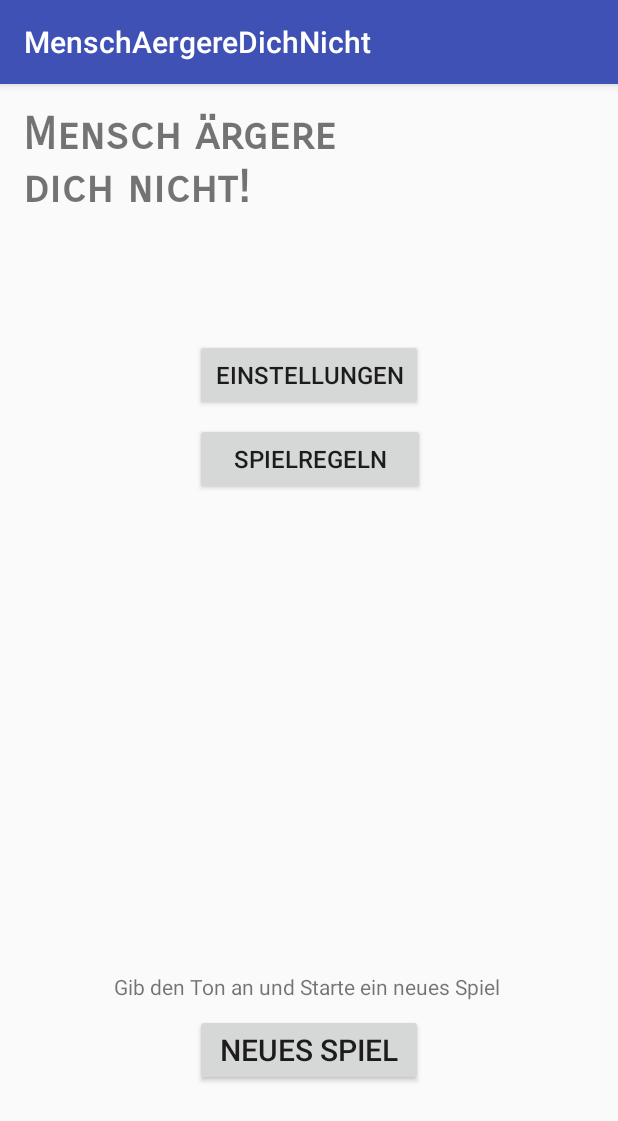
After one commit to fabioziegler/Mensch-aergere-Dich-nicht, an Android app: the Hauptmenue screen opened directly, with no data from a screen before it, on a phone screen of 412 x 824 dp. The commit adds this screen. Shown: the top 1121 px of the screen. Run offline under Robolectric (Android 15) with nearby library versions, the phone set to English and light mode, and no system bars.

Commit message:
erstes Interface für Hauptmenü

```diff
--- a/app/src/main/AndroidManifest.xml
+++ b/app/src/main/AndroidManifest.xml
@@ -16,6 +16,7 @@
                 <category android:name="android.intent.category.LAUNCHER" />
             </intent-filter>
         </activity>
+        <activity android:name=".Hauptmenue"></activity>
     </application>
 
 </manifest>
--- /dev/null
+++ b/app/src/main/java/com/vintagetechnologies/menschaergeredichnicht/Hauptmenue.java
@@ -0,0 +1,13 @@
+package com.vintagetechnologies.menschaergeredichnicht;
+
+import android.support.v7.app.AppCompatActivity;
+import android.os.Bundle;
+
+public class Hauptmenue extends AppCompatActivity {
+
+    @Override
+    protected void onCreate(Bundle savedInstanceState) {
+        super.onCreate(savedInstanceState);
+        setContentView(R.layout.activity_hauptmenue);
+    }
+}
--- /dev/null
+++ b/app/src/main/res/layout/activity_hauptmenue.xml
@@ -0,0 +1,77 @@
+<?xml version="1.0" encoding="utf-8"?>
+<android.support.constraint.ConstraintLayout xmlns:android="http://schemas.android.com/apk/res/android"
+    xmlns:app="http://schemas.android.com/apk/res-auto"
+    xmlns:tools="http://schemas.android.com/tools"
+    android:layout_width="match_parent"
+    android:layout_height="match_parent"
+    tools:context="com.vintagetechnologies.menschaergeredichnicht.Hauptmenue">
+
+    <Button
+        android:id="@+id/BTNspielregeln"
+        android:layout_width="153dp"
+        android:layout_height="48dp"
+        android:text="@string/TXTspielregeln"
+        android:textAlignment="center"
+        android:textSize="16sp"
+        app:layout_constraintRight_toRightOf="parent"
+        app:layout_constraintLeft_toLeftOf="parent"
+        android:layout_marginTop="8dp"
+        app:layout_constraintTop_toBottomOf="@+id/BTNeinstellungen"
+        app:layout_constraintHorizontal_bias="0.502" />
+
+    <Button
+        android:id="@+id/BTNeinstellungen"
+        android:layout_width="152dp"
+        android:layout_height="48dp"
+        android:text="@string/TXTeinstellungen"
+        android:textAlignment="center"
+        android:textSize="16sp"
+        app:layout_constraintRight_toRightOf="parent"
+        app:layout_constraintLeft_toLeftOf="parent"
+        app:layout_constraintTop_toTopOf="parent"
+        android:layout_marginTop="170dp" />
+
+    <Button
+        android:id="@+id/BTNneues_spiel"
+        android:layout_width="152dp"
+        android:layout_height="48dp"
+        android:text="@string/TXTneues_Spiel"
+        android:textAlignment="center"
+        android:textSize="20sp"
+        app:layout_constraintRight_toRightOf="parent"
+        app:layout_constraintLeft_toLeftOf="parent"
+        app:layout_constraintBottom_toBottomOf="parent"
+        android:layout_marginBottom="100dp" />
+
+    <TextView
+        android:id="@+id/textView_neues_spiel"
+        android:layout_width="261dp"
+        android:layout_height="20dp"
+        android:text="@string/TXTspielaufruf"
+        app:layout_constraintRight_toRightOf="parent"
+        app:layout_constraintLeft_toLeftOf="parent"
+        app:layout_constraintHorizontal_bias="0.504"
+        android:layout_marginBottom="8dp"
+        app:layout_constraintBottom_toTopOf="@+id/BTNneues_spiel" />
+
+    <TextView
+        android:id="@+id/textView_lable"
+        android:layout_width="235dp"
+        android:layout_height="76dp"
+        android:layout_marginTop="15dp"
+        android:fontFamily="sans-serif-smallcaps"
+        android:text="@string/TXTlable"
+        android:textAlignment="textStart"
+        android:textSize="30sp"
+        android:textStyle="bold"
+        app:layout_constraintTop_toTopOf="parent"
+        android:layout_marginLeft="15dp"
+        app:layout_constraintLeft_toLeftOf="parent"
+        android:layout_marginStart="15dp" />
+
+
+
+
+
+
+</android.support.constraint.ConstraintLayout>
--- a/app/src/main/res/values/strings.xml
+++ b/app/src/main/res/values/strings.xml
@@ -1,3 +1,9 @@
 <resources>
     <string name="app_name">MenschAergereDichNicht</string>
+    <string name="TXTneues_Spiel">Neues Spiel</string>
+    <string name="TXTspielregeln">Spielregeln</string>
+    <string name="TXTeinstellungen">Einstellungen</string>
+    <string name="TXTspielaufruf">Gib den Ton an und Starte ein neues Spiel</string>
+    <string name="TXTlable">Mensch ärgere dich nicht! </string>
+
 </resources>
```
